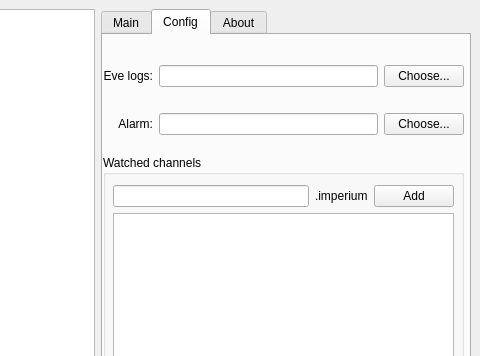
Before: the Qt Designer form intelpy/gui/mainwindow.ui in Riftr/intelpy, drawn with Qt 5; both pictures show x 279 to 759 and y 0 to 356 of the 759 by 790 pixel window.
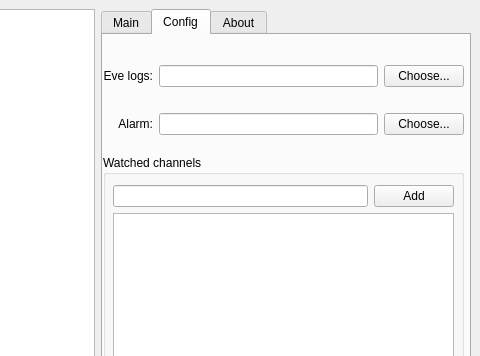
After: the same form once the commit is applied. The open tabs and pages were chosen to show the change. Icons and pictures are not drawn.

```diff
--- a/intelpy/gui/mainwindow.ui
+++ b/intelpy/gui/mainwindow.ui
@@ -634,13 +634,6 @@
                 <item>
                  <widget class="QLineEdit" name="lineEditChannelAdd"/>
                 </item>
-                <item>
-                 <widget class="QLabel" name="labeldotimperium">
-                  <property name="text">
-                   <string>.imperium</string>
-                  </property>
-                 </widget>
-                </item>
                 <item>
                  <widget class="QPushButton" name="addChannelAddButton">
                   <property name="text">
```
